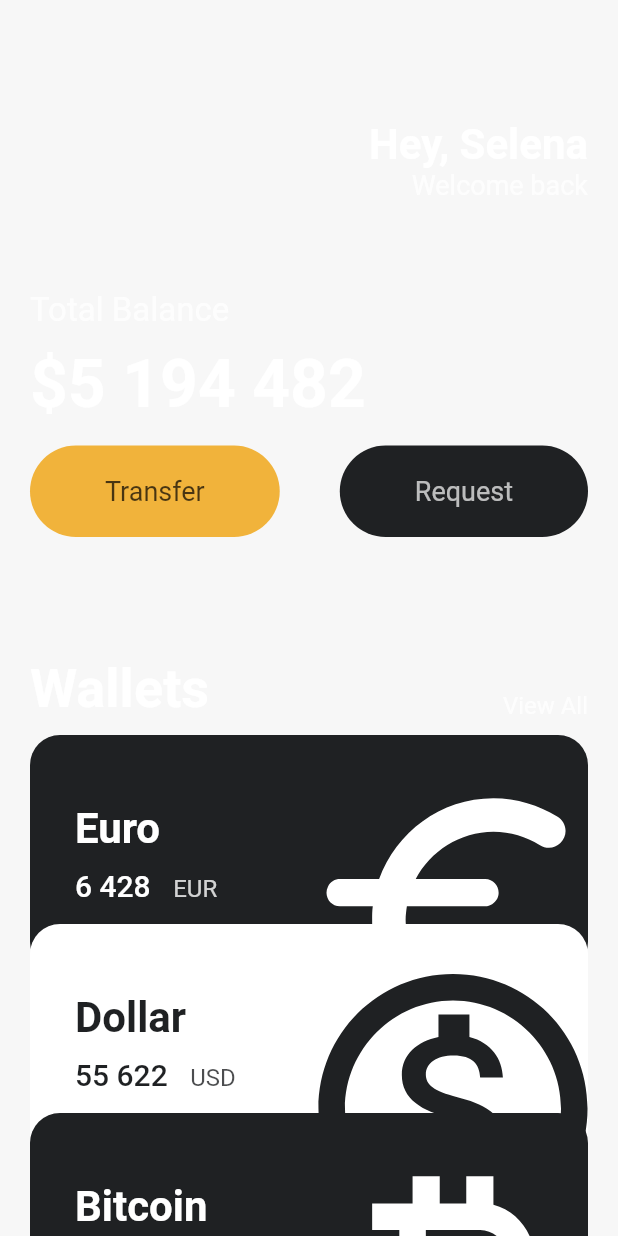
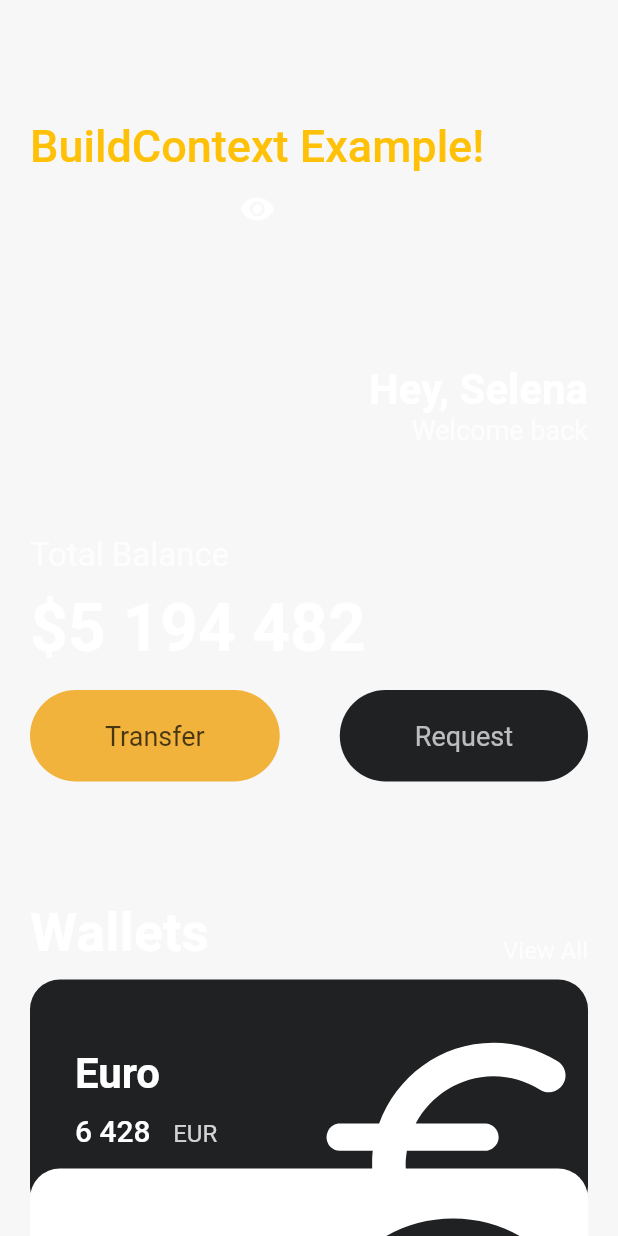
Before and after one commit to newssun90/Flutter-Project, a Flutter app: the screen it shows after launch, on a phone screen of 412 x 824 dp. Run offline on Flutter 3.47's test engine with Material 2 defaults, Android fonts, the phone set to English and light mode, and no system bars.

Commit message:
Life Cycle

```diff
--- a/lib/main.dart
+++ b/lib/main.dart
@@ -6,14 +6,40 @@ void main() {
   runApp(const App());
 }
 
-class App extends StatelessWidget {
+class App extends StatefulWidget {
   const App({super.key});
+
+
+  @override
+  State<App> createState() => _AppState();
+}
+
+class _AppState extends State<App> {
+  bool toggleText = true;
 
   @override
   Widget build(BuildContext context) {
     const fWhiteStyle = TextStyle(
         color: Colors.white, fontSize: 28, fontWeight: FontWeight.w600);
+
+    void toggle(){
+      setState(() {
+        print(toggleText);
+        toggleText = !toggleText;
+        print(toggleText);
+      });
+    }
+
     return MaterialApp(
+      //Theme
+      theme: ThemeData(
+        textTheme: const TextTheme(
+          titleLarge: TextStyle(
+            color: Colors.amber,
+            fontSize: 30,
+          )
+        ),
+      ),
       home: Scaffold(
           backgroundColor: const Color.fromARGB(20, 151, 151, 151),
           body: SingleChildScrollView(
@@ -25,6 +51,20 @@ class App extends StatelessWidget {
               child: Column(
                 crossAxisAlignment: CrossAxisAlignment.start,
                 children: [
+                  const SizedBox(
+                    height: 80,
+                  ),
+                  // 생명주기 sample
+                  Row(
+                    children: [
+                      Column(
+                        children: [
+                          toggleText ? const MyNewWidget() : const Text('Nothing!', style: TextStyle(color: Colors.white,)),
+                          IconButton(onPressed: toggle, icon: const Icon(Icons.remove_red_eye),color: Colors.white,),
+                        ],
+                      ),
+                    ],
+                  ),
                   const SizedBox(
                     height: 80,
                   ),
@@ -146,3 +186,34 @@ class App extends StatelessWidget {
     );
   }
 }
+
+class MyNewWidget extends StatefulWidget {
+  const MyNewWidget({
+    super.key,
+  });
+
+  @override
+  State<MyNewWidget> createState() => _MyNewWidgetState();
+}
+
+class _MyNewWidgetState extends State<MyNewWidget> {
+  @override
+  void initState() {
+    // 최초 initializing
+    super.initState();
+    print('1 - initState!');
+  }
+
+  @override
+  void dispose() {
+    // 이벤트 리스터 해제
+    super.dispose();
+    print('dispose!');
+  }
+
+  @override
+  Widget build(BuildContext context) {
+    print('2 - build!');
+    return Text('BuildContext Example!', style: Theme.of(context).textTheme.titleLarge,);
+  }
+}
```
